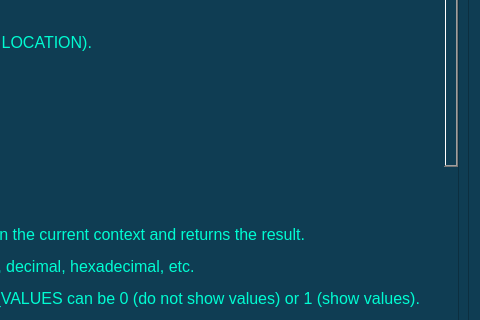
Qt form src/gui/PPP_commands.ui (Vinigperuzzi/TCC) before a commit; both pictures show x 800 to 1280 and y 181 to 501 of the 1280 by 720 pixel window.
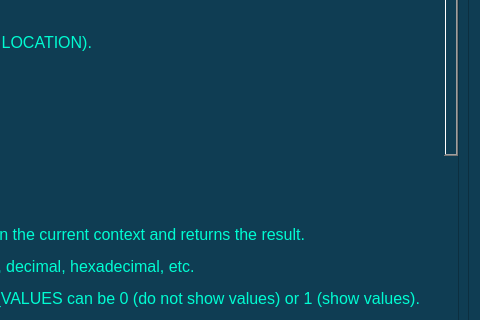
The same form after that commit.

The edit to the form file:
```diff
--- a/src/gui/PPP_commands.ui
+++ b/src/gui/PPP_commands.ui
@@ -93,7 +93,10 @@
 &lt;p style=&quot; margin-top:0px; margin-bottom:0px; margin-left:0px; margin-right:0px; -qt-block-indent:0; text-indent:0px;&quot;&gt;&lt;span style=&quot; font-size:12pt; color:#f44536;&quot;&gt;• -target-attach PROCESS_ID:&lt;/span&gt;&lt;span style=&quot; font-size:12pt; color:#00fcd2;&quot;&gt; Attaches the debugger to a running process specified by its process ID.&lt;br /&gt;&lt;/span&gt;&lt;/p&gt;
 &lt;p style=&quot; margin-top:0px; margin-bottom:0px; margin-left:0px; margin-right:0px; -qt-block-indent:0; text-indent:0px;&quot;&gt;&lt;span style=&quot; font-size:12pt; color:#f44536;&quot;&gt;• -target-detach:&lt;/span&gt;&lt;span style=&quot; font-size:12pt; color:#00fcd2;&quot;&gt; Detaches the debugger from the current process.&lt;br /&gt;&lt;/span&gt;&lt;/p&gt;
 &lt;p style=&quot; margin-top:0px; margin-bottom:0px; margin-left:0px; margin-right:0px; -qt-block-indent:0; text-indent:0px;&quot;&gt;&lt;span style=&quot; font-size:12pt; color:#f44536;&quot;&gt;• -gdb-show VARIABLE:&lt;/span&gt;&lt;span style=&quot; font-size:12pt; color:#00fcd2;&quot;&gt; Displays the value of an internal GDB variable (e.g., print elements to show how many elements are displayed by default in arrays).&lt;br /&gt;&lt;/span&gt;&lt;/p&gt;
-&lt;p style=&quot; margin-top:0px; margin-bottom:0px; margin-left:0px; margin-right:0px; -qt-block-indent:0; text-indent:0px;&quot;&gt;&lt;span style=&quot; font-size:12pt; color:#f44536;&quot;&gt;• -gdb-set VARIABLE VALUE: &lt;/span&gt;&lt;span style=&quot; font-size:12pt; color:#00fcd2;&quot;&gt;Sets the value of an internal GDB variable.&lt;/span&gt;&lt;/p&gt;&lt;/body&gt;&lt;/html&gt;</string>
+&lt;p style=&quot; margin-top:0px; margin-bottom:0px; margin-left:0px; margin-right:0px; -qt-block-indent:0; text-indent:0px;&quot;&gt;&lt;span style=&quot; font-size:12pt; color:#f44536;&quot;&gt;• -gdb-set VARIABLE VALUE: &lt;/span&gt;&lt;span style=&quot; font-size:12pt; color:#00fcd2;&quot;&gt;Sets the value of an internal GDB variable.&lt;/span&gt;&lt;/p&gt;
+&lt;p style=&quot;-qt-paragraph-type:empty; margin-top:0px; margin-bottom:0px; margin-left:0px; margin-right:0px; -qt-block-indent:0; text-indent:0px; font-size:12pt; color:#00fcd2;&quot;&gt;&lt;br /&gt;&lt;/p&gt;
+&lt;p style=&quot; margin-top:0px; margin-bottom:0px; margin-left:0px; margin-right:0px; -qt-block-indent:0; text-indent:0px;&quot;&gt;&lt;span style=&quot; font-size:12pt; color:#f44536;&quot;&gt;• NOTE: &lt;/span&gt;&lt;span style=&quot; font-size:12pt; color:#00fcd2;&quot;&gt;Depending on the version of GDB, some commands may not be available.&lt;/span&gt;&lt;/p&gt;
+&lt;p style=&quot; margin-top:0px; margin-bottom:0px; margin-left:0px; margin-right:0px; -qt-block-indent:0; text-indent:0px;&quot;&gt;&lt;span style=&quot; font-size:12pt; color:#f44536;&quot;&gt;• NOTE 2: &lt;/span&gt;&lt;span style=&quot; font-size:12pt; color:#00fcd2;&quot;&gt;All GDB commands work on the interface terminal as well.&lt;/span&gt;&lt;/p&gt;&lt;/body&gt;&lt;/html&gt;</string>
          </property>
         </widget>
        </item>
```
